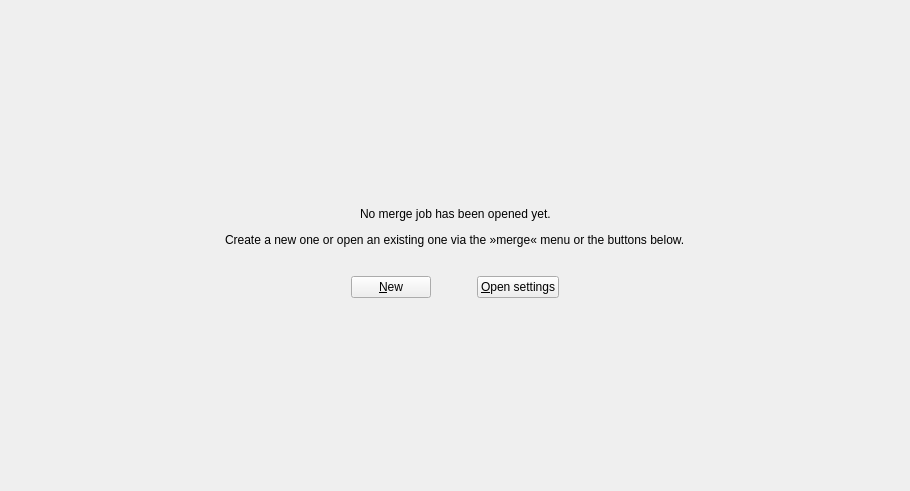
Old version of the form src/mkvtoolnix-gui/forms/merge/tool.ui in the repository jpsdr/MKVToolnix-Windows-7.
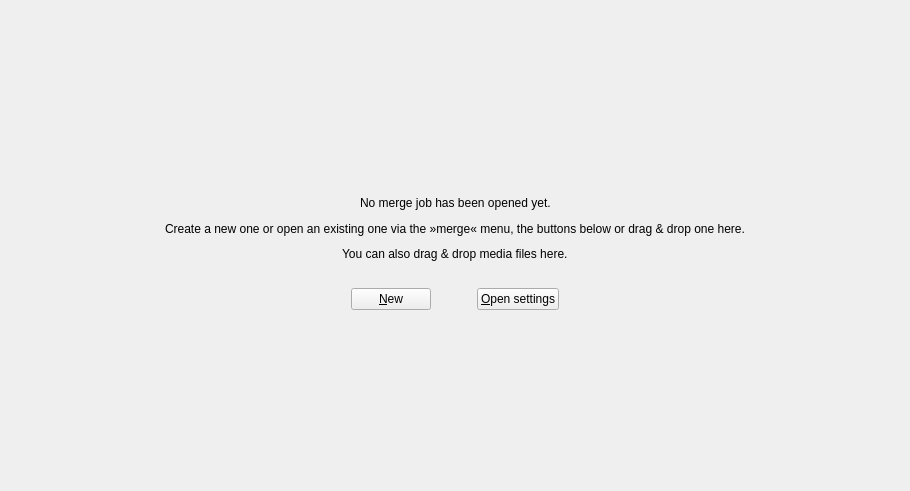
New version of the form. Icons and pictures are not drawn.

Commit message:
GUI: merge tool: add hint about drag & drop to empty tool page
See #1245.

The edit to the form file:
```diff
--- a/src/mkvtoolnix-gui/forms/merge/tool.ui
+++ b/src/mkvtoolnix-gui/forms/merge/tool.ui
@@ -122,7 +122,7 @@
             <item>
              <widget class="QLabel" name="howToOpenLabel">
               <property name="text">
-               <string>Create a new one or open an existing one via the »merge« menu or the buttons below.</string>
+               <string>Create a new one or open an existing one via the »merge« menu, the buttons below or drag &amp; drop one here.</string>
               </property>
              </widget>
             </item>
@@ -141,6 +141,43 @@
             </item>
            </layout>
           </item>
+          <item>
+           <layout class="QHBoxLayout" name="horizontalLayout_4">
+            <item>
+             <spacer name="horizontalSpacer_9">
+              <property name="orientation">
+               <enum>Qt::Horizontal</enum>
+              </property>
+              <property name="sizeHint" stdset="0">
+               <size>
+                <width>37</width>
+                <height>17</height>
+               </size>
+              </property>
+             </spacer>
+            </item>
+            <item>
+             <widget class="QLabel" name="label">
+              <property name="text">
+               <string>You can also drag &amp; drop media files here.</string>
+              </property>
+             </widget>
+            </item>
+            <item>
+             <spacer name="horizontalSpacer_8">
+              <property name="orientation">
+               <enum>Qt::Horizontal</enum>
+              </property>
+              <property name="sizeHint" stdset="0">
+               <size>
+                <width>37</width>
+                <height>17</height>
+               </size>
+              </property>
+             </spacer>
+            </item>
+           </layout>
+          </item>
           <item>
            <spacer name="verticalSpacer_3">
             <property name="orientation">
```
